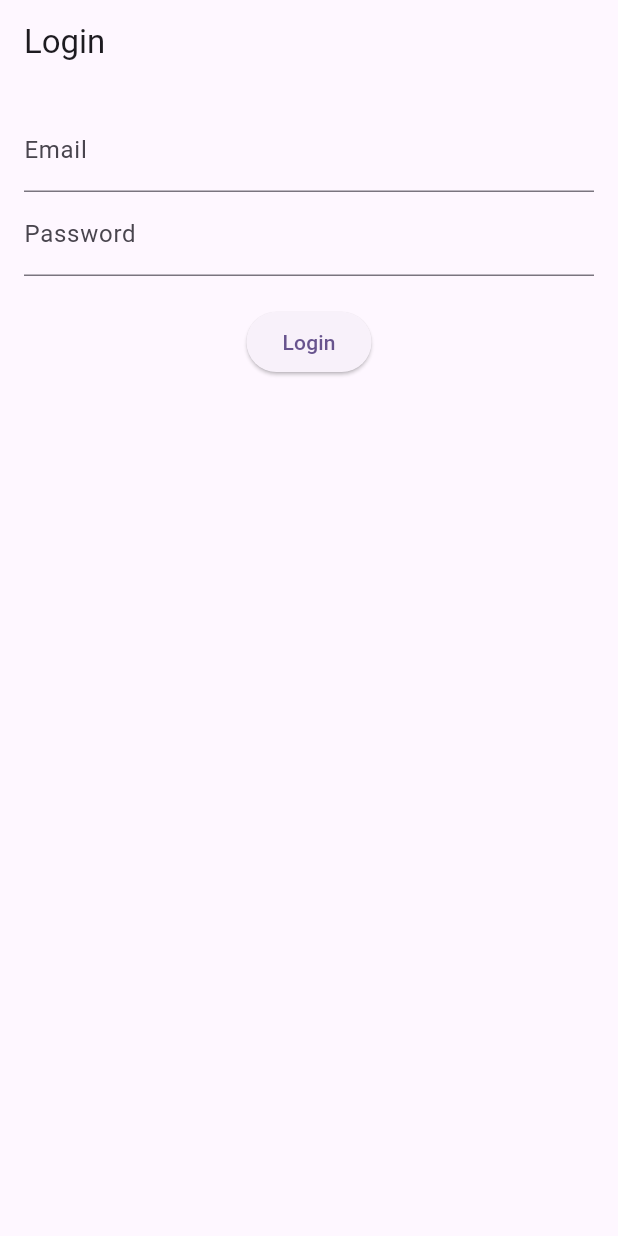
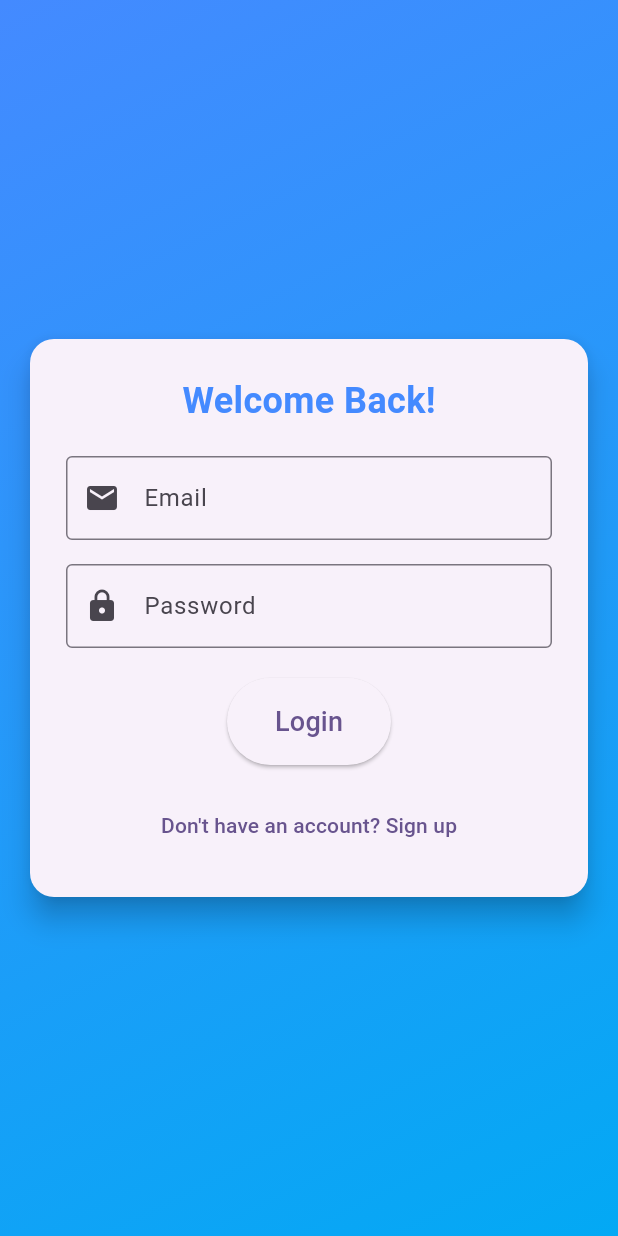
Before and after one commit to Firdaa-code57/project_uas_grup, a Flutter app: the screen it shows after launch, on a phone screen of 412 x 824 dp. Run offline on Flutter 3.47's test engine with Material 3 defaults, Android fonts, the phone set to English and light mode, and no system bars; our stand-ins replace get, supabase_flutter; accounts and stored records are empty.

Commit message:
menambahkan tombol logout dan ubah tampilan login

```diff
--- a/lib/app/views/login_page.dart
+++ b/lib/app/views/login_page.dart
@@ -1,4 +1,3 @@
-// lib/app/views/login_page.dart
 import 'package:flutter/material.dart';
 import 'package:get/get.dart';
 import '../controllers/auth_controller.dart';
@@ -11,30 +10,90 @@ class LoginPage extends StatelessWidget {
   @override
   Widget build(BuildContext context) {
     return Scaffold(
-      appBar: AppBar(title: Text('Login')),
-      body: Padding(
+      body: Stack(
+        children: [
+          // Background gradient
+          Container(
+            decoration: BoxDecoration(
+              gradient: LinearGradient(
+                colors: [Colors.blueAccent, Colors.lightBlue],
+                begin: Alignment.topLeft,
+                end: Alignment.bottomRight,
+              ),
+            ),
+          ),
+          // Login content
+          Center(
+            child: SingleChildScrollView(
               padding: const EdgeInsets.all(16),
+              child: Card(
+                elevation: 8,
+                shape: RoundedRectangleBorder(
+                  borderRadius: BorderRadius.circular(16),
+                ),
+                child: Padding(
+                  padding: const EdgeInsets.all(24),
                   child: Column(
+                    mainAxisSize: MainAxisSize.min,
                     children: [
+                      Text(
+                        'Welcome Back!',
+                        style: TextStyle(
+                          fontSize: 24,
+                          fontWeight: FontWeight.bold,
+                          color: Colors.blueAccent,
+                        ),
+                      ),
+                      SizedBox(height: 20),
                       TextField(
                         controller: emailC,
-              decoration: InputDecoration(labelText: 'Email'),
+                        decoration: InputDecoration(
+                          labelText: 'Email',
+                          border: OutlineInputBorder(),
+                          prefixIcon: Icon(Icons.email),
                         ),
+                      ),
+                      SizedBox(height: 16),
                       TextField(
                         controller: passC,
                         obscureText: true,
-              decoration: InputDecoration(labelText: 'Password'),
+                        decoration: InputDecoration(
+                          labelText: 'Password',
+                          border: OutlineInputBorder(),
+                          prefixIcon: Icon(Icons.lock),
+                        ),
                       ),
                       SizedBox(height: 20),
                       ElevatedButton(
                         onPressed: () {
                           authC.login(emailC.text, passC.text);
                         },
-              child: Text('Login'),
+                        style: ElevatedButton.styleFrom(
+                          padding: EdgeInsets.symmetric(
+                            horizontal: 32,
+                            vertical: 16,
+                          ),
+                          shape: RoundedRectangleBorder(
+                            borderRadius: BorderRadius.circular(30),
+                          ),
+                        ),
+                        child: Text('Login', style: TextStyle(fontSize: 18)),
+                      ),
+                      SizedBox(height: 16),
+                      TextButton(
+                        onPressed: () {
+                          // TODO: Navigate to signup page
+                        },
+                        child: Text('Don\'t have an account? Sign up'),
                       ),
                     ],
                   ),
                 ),
+              ),
+            ),
+          ),
+        ],
+      ),
     );
   }
 }
--- a/lib/main.dart
+++ b/lib/main.dart
@@ -1,6 +1,7 @@
 import 'package:flutter/material.dart';
 import 'package:get/get.dart';
 import 'package:project_uas_grup/app/views/login_page.dart';
+import 'package:project_uas_grup/app/views/home_page.dart'; // Pastikan untuk mengimpor HomePage
 import 'package:supabase_flutter/supabase_flutter.dart';
 import 'app/routes/app_pages.dart';
 
@@ -8,10 +9,9 @@ void main() async {
   WidgetsFlutterBinding.ensureInitialized();
 
   await Supabase.initialize(
-    url:
-        'https://vokgxmgvvuhltlljyjba.supabase.co', // ← Ganti dengan Project URL
+    url: 'https://vokgxmgvvuhltlljyjba.supabase.co', // Ganti dengan Project URL
     anonKey:
-        'eyJhbGciOiJIUzI1NiIsInR5cCI6IkpXVCJ9.eyJpc3MiOiJzdXBhYmFzZSIsInJlZiI6InZva2d4bWd2dnVobHRsbGp5amJhIiwicm9sZSI6ImFub24iLCJpYXQiOjE3NDc0OTg5MzMsImV4cCI6MjA2MzA3NDkzM30.hZSalFgc6Jaq-GNVDo1L-ZIwwl42_4zQoWnMhkPidjM', // ← Ganti dengan Anon Key
+        'eyJhbGciOiJIUzI1NiIsInR5cCI6IkpXVCJ9.eyJpc3MiOiJzdXBhYmFzZSIsInJlZiI6InZva2d4bWd2dnVobHRsbGp5amJhIiwicm9sZSI6ImFub24iLCJpYXQiOjE3NDc0OTg5MzMsImV4cCI6MjA2MzA3NDkzM30.hZSalFgc6Jaq-GNVDo1L-ZIwwl42_4zQoWnMhkPidjM', // Ganti dengan Anon Key
   );
 
   runApp(const MyApp());
@@ -20,7 +20,6 @@ void main() async {
 class MyApp extends StatelessWidget {
   const MyApp({super.key});
 
-  // This widget is the root of your application.
   @override
   Widget build(BuildContext context) {
     return GetMaterialApp(
@@ -29,7 +28,8 @@ class MyApp extends StatelessWidget {
         colorScheme: ColorScheme.fromSeed(seedColor: Colors.deepPurple),
       ),
       getPages: AppRoutes.routes,
-      initialRoute: AppRoutes.login,
+      initialRoute:
+          AppRoutes.login, // Pastikan ini sesuai dengan rute login Anda
     );
   }
 }
```
Also changed, not shown: lib/app/controllers/auth_controller.dart (+11 -2 lines), lib/app/views/home_page.dart (+25 -5 lines). Lines whose indentation alone changed are shown as unchanged.
